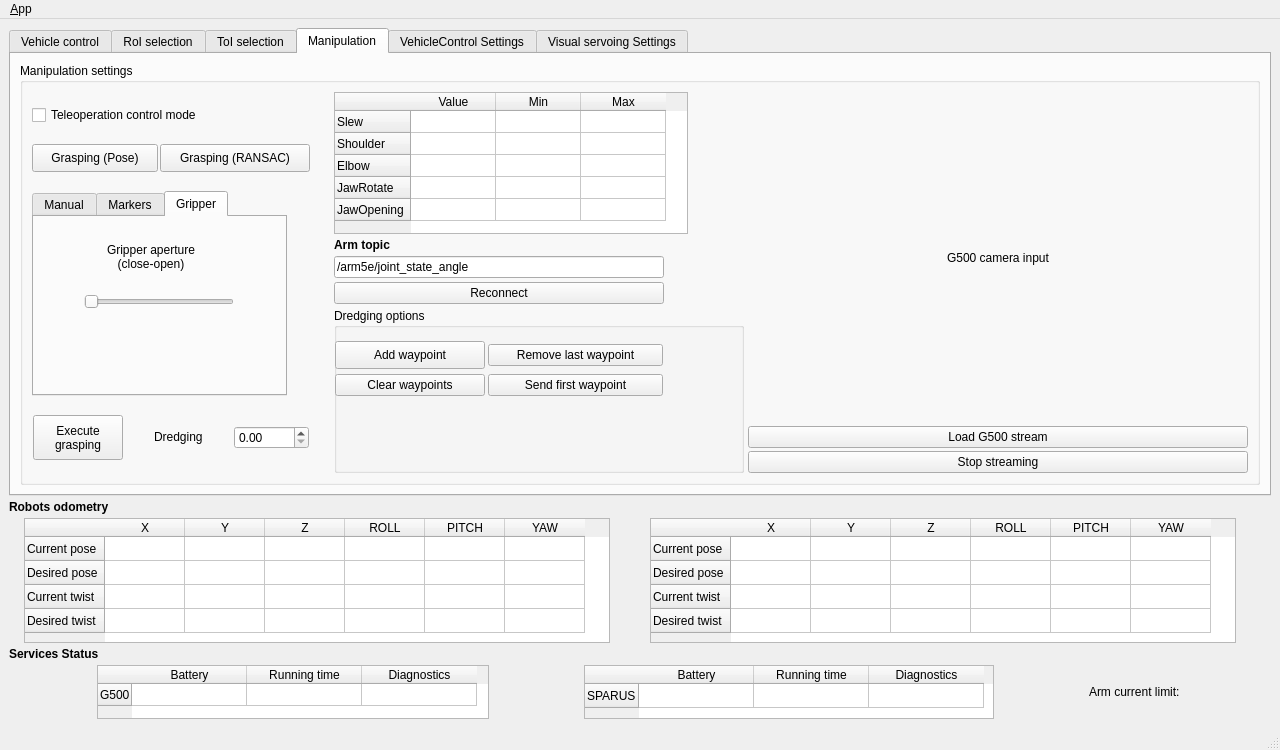
Before: the Qt Designer form ui/main_window.ui in jcgarsan/merbots_gui, drawn with Qt 5.
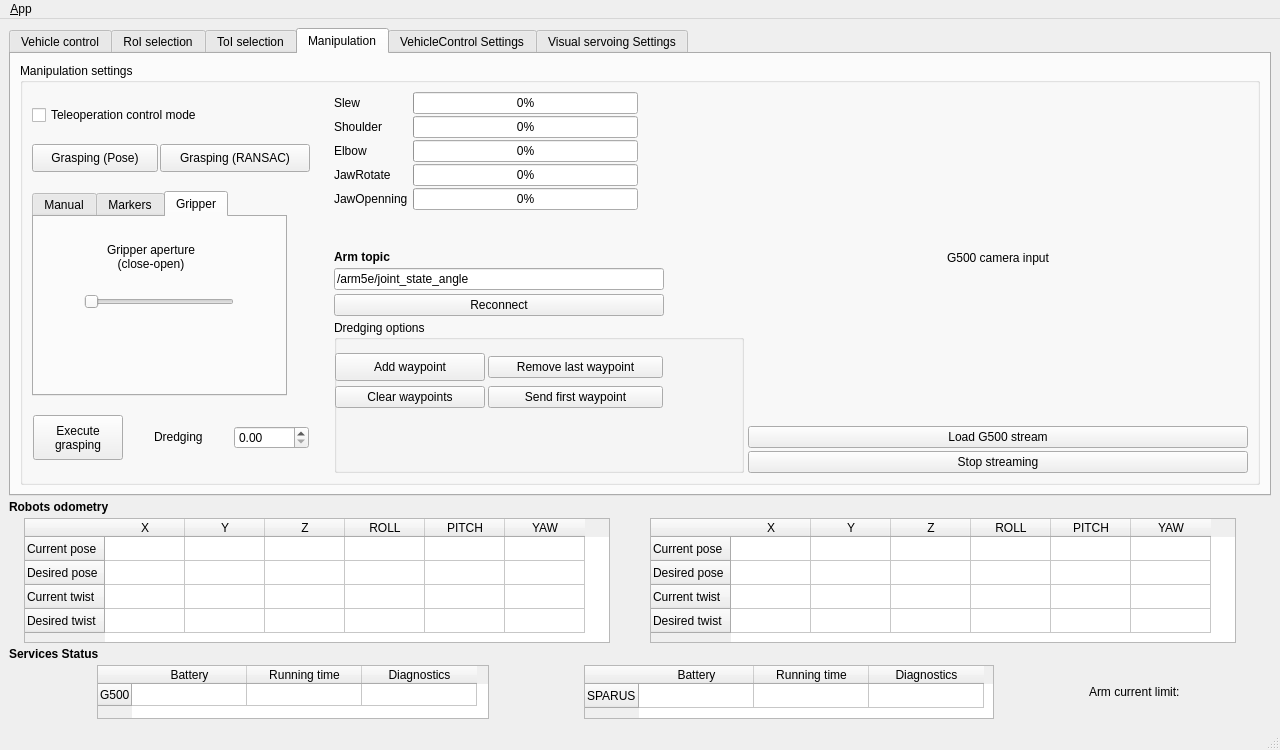
After: the same form once the commit is applied. The open tabs and pages were chosen to show the change. Icons and pictures are not drawn.

Commit message: Arm joints table repaced with progressBars

Patch:
```diff
--- a/ui/main_window.ui
+++ b/ui/main_window.ui
@@ -777,88 +777,6 @@
          <attribute name="title">
           <string>RoI selection</string>
          </attribute>
-         <widget class="QWidget" name="layoutWidget">
-          <property name="geometry">
-           <rect>
-            <x>140</x>
-            <y>90</y>
-            <width>209</width>
-            <height>179</height>
-           </rect>
-          </property>
-          <layout class="QFormLayout" name="formLayout">
-           <item row="0" column="0">
-            <widget class="QLabel" name="label_21">
-             <property name="text">
-              <string>Slew</string>
-             </property>
-            </widget>
-           </item>
-           <item row="0" column="1">
-            <widget class="QProgressBar" name="slewProgressBar">
-             <property name="value">
-              <number>0</number>
-             </property>
-            </widget>
-           </item>
-           <item row="2" column="1">
-            <widget class="QProgressBar" name="shoulderProgressBar">
-             <property name="value">
-              <number>0</number>
-             </property>
-            </widget>
-           </item>
-           <item row="4" column="1">
-            <widget class="QProgressBar" name="elbowProgressBar">
-             <property name="value">
-              <number>0</number>
-             </property>
-            </widget>
-           </item>
-           <item row="5" column="1">
-            <widget class="QProgressBar" name="jawRotateProgressBar">
-             <property name="value">
-              <number>0</number>
-             </property>
-            </widget>
-           </item>
-           <item row="6" column="1">
-            <widget class="QProgressBar" name="jawOpeningProgressBar">
-             <property name="value">
-              <number>0</number>
-             </property>
-            </widget>
-           </item>
-           <item row="2" column="0">
-            <widget class="QLabel" name="label_41">
-             <property name="text">
-              <string>Shoulder</string>
-             </property>
-            </widget>
-           </item>
-           <item row="4" column="0">
-            <widget class="QLabel" name="label_42">
-             <property name="text">
-              <string>Elbow</string>
-             </property>
-            </widget>
-           </item>
-           <item row="5" column="0">
-            <widget class="QLabel" name="label_43">
-             <property name="text">
-              <string>JawRotate</string>
-             </property>
-            </widget>
-           </item>
-           <item row="6" column="0">
-            <widget class="QLabel" name="label_44">
-             <property name="text">
-              <string>JawOpening</string>
-             </property>
-            </widget>
-           </item>
-          </layout>
-         </widget>
         </widget>
         <widget class="QWidget" name="mainTabs_toi">
          <attribute name="title">
@@ -1658,83 +1576,147 @@
                   <number>0</number>
                  </property>
                  <item>
-                  <widget class="QTableWidget" name="armJointValues">
-                   <property name="sizePolicy">
-                    <sizepolicy hsizetype="Fixed" vsizetype="Fixed">
-                     <horstretch>0</horstretch>
-                     <verstretch>0</verstretch>
-                    </sizepolicy>
+                  <layout class="QFormLayout" name="formLayout_2">
+                   <property name="sizeConstraint">
+                    <enum>QLayout::SetMinimumSize</enum>
                    </property>
-                   <property name="minimumSize">
-                    <size>
-                     <width>354</width>
-                     <height>142</height>
-                    </size>
+                   <property name="horizontalSpacing">
+                    <number>5</number>
                    </property>
-                   <property name="maximumSize">
-                    <size>
-                     <width>354</width>
-                     <height>142</height>
-                    </size>
+                   <property name="verticalSpacing">
+                    <number>2</number>
                    </property>
-                   <property name="font">
-                    <font>
-                     <pointsize>9</pointsize>
-                    </font>
-                   </property>
-                   <attribute name="horizontalHeaderDefaultSectionSize">
-                    <number>85</number>
-                   </attribute>
-                   <attribute name="horizontalHeaderMinimumSectionSize">
-                    <number>85</number>
-                   </attribute>
-                   <attribute name="verticalHeaderDefaultSectionSize">
-                    <number>22</number>
-                   </attribute>
-                   <attribute name="verticalHeaderMinimumSectionSize">
-                    <number>22</number>
-                   </attribute>
-                   <row>
-                    <property name="text">
-                     <string>Slew</string>
-                    </property>
-                   </row>
-                   <row>
-                    <property name="text">
-                     <string>Shoulder</string>
-                    </property>
-                   </row>
-                   <row>
-                    <property name="text">
-                     <string>Elbow</string>
-                    </property>
-                   </row>
-                   <row>
-                    <property name="text">
-                     <string>JawRotate</string>
-                    </property>
-                   </row>
-                   <row>
-                    <property name="text">
-                     <string>JawOpening</string>
-                    </property>
-                   </row>
-                   <column>
-                    <property name="text">
-                     <string>Value</string>
-                    </property>
-                   </column>
-                   <column>
-                    <property name="text">
-                     <string>Min</string>
-                    </property>
-                   </column>
-                   <column>
-                    <property name="text">
-                     <string>Max</string>
-                    </property>
-                   </column>
-                  </widget>
+                   <item row="1" column="0">
+                    <widget class="QLabel" name="label_46">
+                     <property name="text">
+                      <string>Slew</string>
+                     </property>
+                    </widget>
+                   </item>
+                   <item row="1" column="1">
+                    <widget class="QProgressBar" name="slewProgressBar">
+                     <property name="sizePolicy">
+                      <sizepolicy hsizetype="Fixed" vsizetype="Fixed">
+                       <horstretch>0</horstretch>
+                       <verstretch>0</verstretch>
+                      </sizepolicy>
+                     </property>
+                     <property name="minimumSize">
+                      <size>
+                       <width>225</width>
+                       <height>0</height>
+                      </size>
+                     </property>
+                     <property name="value">
+                      <number>0</number>
+                     </property>
+                    </widget>
+                   </item>
+                   <item row="2" column="0">
+                    <widget class="QLabel" name="label_47">
+                     <property name="text">
+                      <string>Shoulder</string>
+                     </property>
+                    </widget>
+                   </item>
+                   <item row="3" column="0">
+                    <widget class="QLabel" name="label_48">
+                     <property name="text">
+                      <string>Elbow</string>
+                     </property>
+                    </widget>
+                   </item>
+                   <item row="4" column="0">
+                    <widget class="QLabel" name="label_49">
+                     <property name="text">
+                      <string>JawRotate</string>
+                     </property>
+                    </widget>
+                   </item>
+                   <item row="5" column="0">
+                    <widget class="QLabel" name="label_50">
+                     <property name="text">
+                      <string>JawOpenning</string>
+                     </property>
+                    </widget>
+                   </item>
+                   <item row="2" column="1">
+                    <widget class="QProgressBar" name="shoulderProgressBar">
+                     <property name="sizePolicy">
+                      <sizepolicy hsizetype="Fixed" vsizetype="Fixed">
+                       <horstretch>0</horstretch>
+                       <verstretch>0</verstretch>
+                      </sizepolicy>
+                     </property>
+                     <property name="minimumSize">
+                      <size>
+                       <width>225</width>
+                       <height>0</height>
+                      </size>
+                     </property>
+                     <property name="value">
+                      <number>0</number>
+                     </property>
+                    </widget>
+                   </item>
+                   <item row="3" column="1">
+                    <widget class="QProgressBar" name="elbowProgressBar">
+                     <property name="sizePolicy">
+                      <sizepolicy hsizetype="Fixed" vsizetype="Fixed">
+                       <horstretch>0</horstretch>
+                       <verstretch>0</verstretch>
+                      </sizepolicy>
+                     </property>
+                     <property name="minimumSize">
+                      <size>
+                       <width>225</width>
+                       <height>0</height>
+                      </size>
+                     </property>
+                     <property name="value">
+                      <number>0</number>
+                     </property>
+                    </widget>
+                   </item>
+                   <item row="4" column="1">
+                    <widget class="QProgressBar" name="jawRotateProgressBar">
+                     <property name="sizePolicy">
+                      <sizepolicy hsizetype="Fixed" vsizetype="Fixed">
+                       <horstretch>0</horstretch>
+                       <verstretch>0</verstretch>
+                      </sizepolicy>
+                     </property>
+                     <property name="minimumSize">
+                      <size>
+                       <width>225</width>
+                       <height>0</height>
+                      </size>
+                     </property>
+                     <property name="value">
+                      <number>0</number>
+                     </property>
+                    </widget>
+                   </item>
+                   <item row="5" column="1">
+                    <widget class="QProgressBar" name="jawOpeningProgressBar">
+                     <property name="sizePolicy">
+                      <sizepolicy hsizetype="Fixed" vsizetype="Fixed">
+                       <horstretch>0</horstretch>
+                       <verstretch>0</verstretch>
+                      </sizepolicy>
+                     </property>
+                     <property name="minimumSize">
+                      <size>
+                       <width>225</width>
+                       <height>0</height>
+                      </size>
+                     </property>
+                     <property name="value">
+                      <number>0</number>
+                     </property>
+                    </widget>
+                   </item>
+                  </layout>
                  </item>
                  <item>
                   <widget class="QLabel" name="label_15">
@@ -1798,7 +1780,7 @@
                    <property name="title">
                     <string>Dredging options</string>
                    </property>
-                   <widget class="QWidget" name="layoutWidget">
+                   <widget class="QWidget" name="layoutWidget_0">
                     <property name="geometry">
                      <rect>
                       <x>0</x>
```
Left out of the diff: 10 changed lines with no effect on the pictures. The commit also changes 1 other file.
